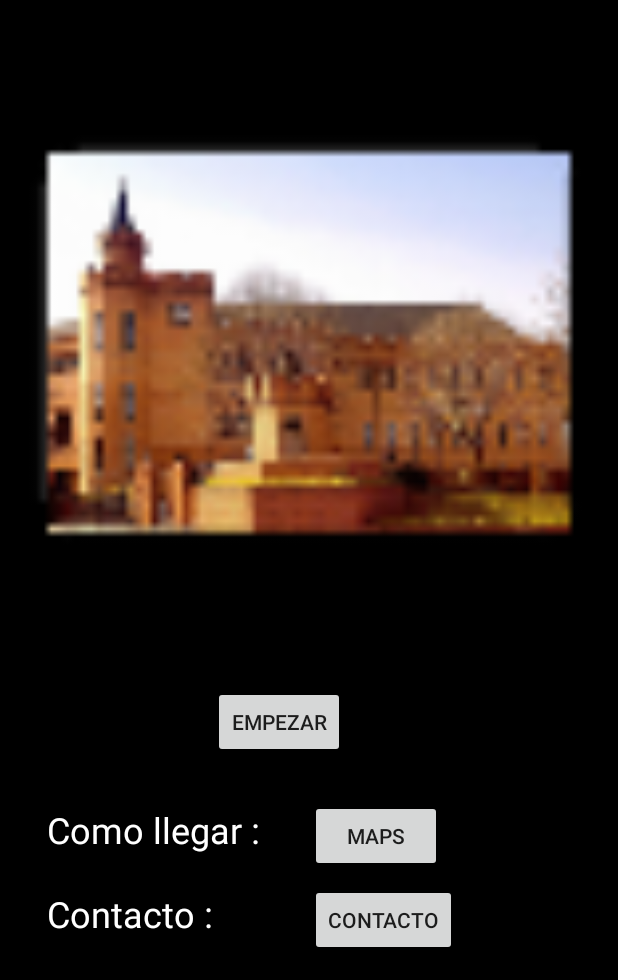
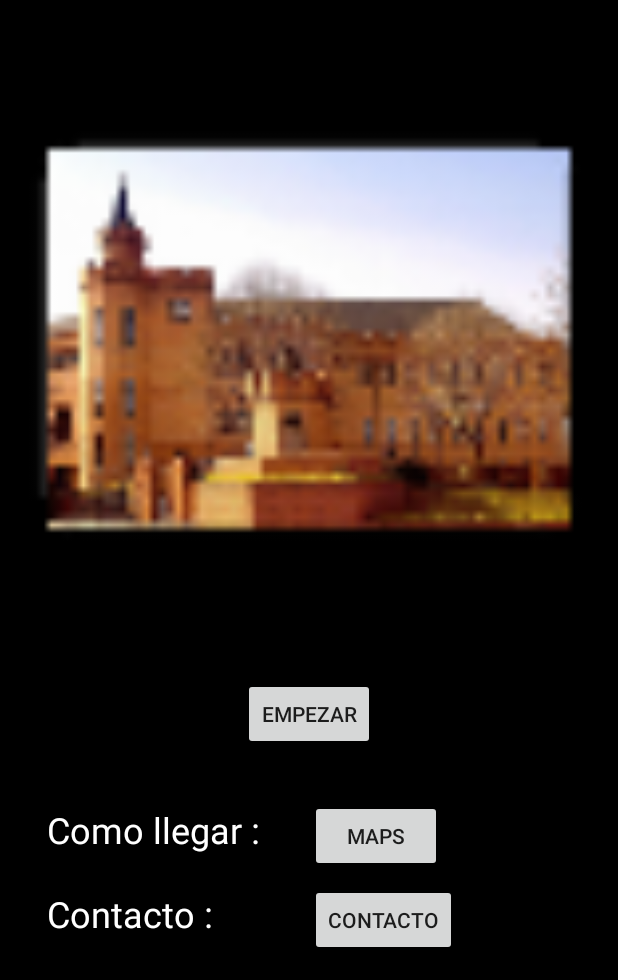
Before and after one commit to Straiky/Kebab, an Android app: the screen it shows after launch (MainActivity), on a phone screen of 412 x 824 dp, the part 256-1236 px from its top. Run offline under Robolectric (Android 15) with nearby library versions, the phone set to English and light mode, and no system bars.

```diff
--- a/app/src/main/res/layout/activity_main.xml
+++ b/app/src/main/res/layout/activity_main.xml
@@ -64,16 +64,6 @@
         android:layout_alignStart="@+id/btnMaps"
         android:id="@+id/btnContacto" />
 
-    <Button
-        android:text="@string/btnEmpezar"
-        android:layout_width="wrap_content"
-        android:layout_height="wrap_content"
-        android:id="@+id/btnEmpezar"
-        tools:ignore="HardcodedText"
-        android:layout_marginBottom="28dp"
-        android:layout_above="@+id/btnMaps"
-        android:layout_toEndOf="@+id/lblContacto" />
-
     <ImageView
         android:layout_width="wrap_content"
         android:layout_height="wrap_content"
@@ -84,4 +74,14 @@
         android:layout_below="@+id/lblKebabJuacbar"
         android:layout_above="@+id/btnEmpezar" />
 
+    <Button
+        android:text="@string/btnEmpezar"
+        android:layout_width="wrap_content"
+        android:layout_height="wrap_content"
+        android:id="@+id/btnEmpezar"
+        tools:ignore="HardcodedText"
+        android:layout_marginBottom="33dp"
+        android:layout_above="@+id/btnMaps"
+        android:layout_centerHorizontal="true" />
+
 </RelativeLayout>
```
